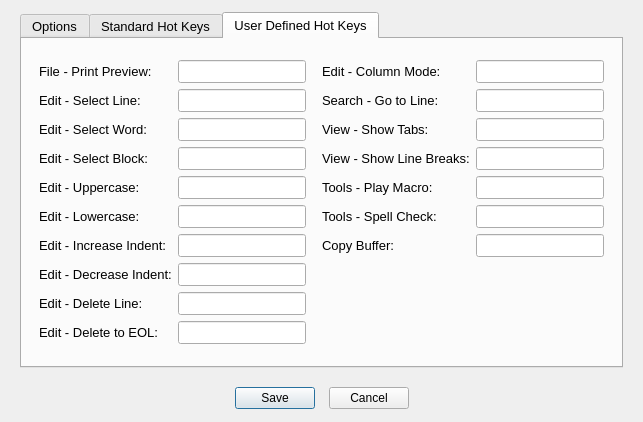
Before: the Qt Designer form forms/dialog_options.ui in copperspice/diamond, drawn with Qt 5.
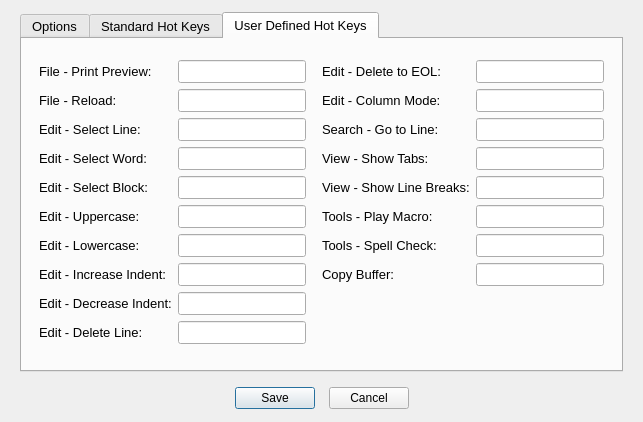
After: the same form once the commit is applied. Custom widgets are drawn as their Qt base class.

Commit message: Fix macros, split window, preset folders, users keys

```diff
--- a/forms/dialog_options.ui
+++ b/forms/dialog_options.ui
@@ -40,7 +40,7 @@
      <property name="sizeHint" stdset="0">
       <size>
        <width>20</width>
-       <height>12</height>
+       <height>8</height>
       </size>
      </property>
     </spacer>
@@ -48,7 +48,7 @@
    <item row="2" column="0">
     <layout class="QHBoxLayout" name="horizontalLayout_101">
      <item>
-      <spacer name="horizontalSpacer_100">
+      <spacer name="horizontalSpacer_101">
        <property name="orientation">
         <enum>Qt::Horizontal</enum>
        </property>
@@ -68,7 +68,7 @@
       </widget>
      </item>
      <item>
-      <spacer name="horizontalSpacer_101">
+      <spacer name="horizontalSpacer_102">
        <property name="orientation">
         <enum>Qt::Horizontal</enum>
        </property>
@@ -1121,8 +1121,8 @@
        <string>User Defined Hot Keys</string>
       </attribute>
       <layout class="QGridLayout" name="gridLayout_3">
-       <item row="4" column="0">
-        <spacer name="horizontalSpacer_31">
+       <item row="7" column="6">
+        <spacer name="horizontalSpacer_33">
          <property name="orientation">
           <enum>Qt::Horizontal</enum>
          </property>
@@ -1137,53 +1137,89 @@
          </property>
         </spacer>
        </item>
-       <item row="3" column="2">
-        <widget class="KeyLineEdit" name="key_selectLine">
-         <property name="minimumSize">
+       <item row="0" column="4">
+        <spacer name="verticalSpacer_31">
+         <property name="orientation">
+          <enum>Qt::Vertical</enum>
+         </property>
+         <property name="sizeType">
+          <enum>QSizePolicy::Fixed</enum>
+         </property>
+         <property name="sizeHint" stdset="0">
           <size>
-           <width>120</width>
-           <height>0</height>
+           <width>20</width>
+           <height>12</height>
           </size>
          </property>
+        </spacer>
+       </item>
+       <item row="1" column="4">
+        <widget class="QLabel" name="label_18">
          <property name="font">
           <font>
            <pointsize>10</pointsize>
           </font>
          </property>
+         <property name="text">
+          <string>Edit - Delete to EOL:</string>
+         </property>
         </widget>
        </item>
-       <item row="3" column="1">
-        <widget class="QLabel" name="label_41">
+       <item row="7" column="5">
+        <widget class="KeyLineEdit" name="key_show_Breaks">
+         <property name="minimumSize">
+          <size>
+           <width>120</width>
+           <height>0</height>
+          </size>
+         </property>
          <property name="font">
           <font>
            <pointsize>10</pointsize>
           </font>
          </property>
+        </widget>
+       </item>
+       <item row="7" column="4">
+        <widget class="QLabel" name="label_40">
          <property name="text">
-          <string>Edit - Select Line:</string>
+          <string>View - Show Line Breaks:</string>
          </property>
         </widget>
        </item>
-       <item row="1" column="1">
-        <widget class="QLabel" name="label_7">
+       <item row="6" column="5">
+        <widget class="KeyLineEdit" name="key_show_Spaces">
+         <property name="minimumSize">
+          <size>
+           <width>120</width>
+           <height>0</height>
+          </size>
+         </property>
          <property name="font">
           <font>
            <pointsize>10</pointsize>
           </font>
          </property>
-         <property name="text">
-          <string>File - Print Preview:</string>
+        </widget>
+       </item>
+       <item row="8" column="5">
+        <widget class="KeyLineEdit" name="key_macroPlay">
+         <property name="minimumSize">
+          <size>
+           <width>120</width>
+           <height>0</height>
+          </size>
          </property>
         </widget>
        </item>
-       <item row="4" column="4">
+       <item row="6" column="4">
         <widget class="QLabel" name="label_39">
          <property name="text">
           <string>View - Show Tabs:</string>
          </property>
         </widget>
        </item>
-       <item row="3" column="4">
+       <item row="4" column="4">
         <widget class="QLabel" name="label_9">
          <property name="font">
           <font>
@@ -1195,54 +1231,24 @@
          </property>
         </widget>
        </item>
-       <item row="0" column="4">
-        <spacer name="verticalSpacer_31">
-         <property name="orientation">
-          <enum>Qt::Vertical</enum>
-         </property>
-         <property name="sizeType">
-          <enum>QSizePolicy::Fixed</enum>
-         </property>
-         <property name="sizeHint" stdset="0">
-          <size>
-           <width>20</width>
-           <height>12</height>
-          </size>
-         </property>
-        </spacer>
-       </item>
-       <item row="4" column="1">
-        <widget class="QLabel" name="label_8">
-         <property name="font">
-          <font>
-           <pointsize>10</pointsize>
-          </font>
-         </property>
-         <property name="text">
-          <string>Edit - Select Word:</string>
-         </property>
-        </widget>
-       </item>
-       <item row="1" column="4">
-        <widget class="QLabel" name="label_10">
-         <property name="font">
-          <font>
-           <pointsize>10</pointsize>
-          </font>
-         </property>
-         <property name="text">
-          <string>Edit - Column Mode:</string>
-         </property>
-        </widget>
-       </item>
        <item row="1" column="5">
-        <widget class="KeyLineEdit" name="key_columnMode">
+        <widget class="KeyLineEdit" name="key_deleteEOL">
          <property name="minimumSize">
           <size>
            <width>120</width>
            <height>0</height>
           </size>
          </property>
+        </widget>
+       </item>
+       <item row="4" column="5">
+        <widget class="KeyLineEdit" name="key_goLine">
+         <property name="minimumSize">
+          <size>
+           <width>120</width>
+           <height>0</height>
+          </size>
+         </property>
          <property name="font">
           <font>
            <pointsize>10</pointsize>
@@ -1250,21 +1256,17 @@
          </property>
         </widget>
        </item>
-       <item row="6" column="3">
-        <spacer name="horizontalSpacer_32">
-         <property name="orientation">
-          <enum>Qt::Horizontal</enum>
+       <item row="1" column="1">
+        <widget class="QLabel" name="label_7">
+         <property name="font">
+          <font>
+           <pointsize>10</pointsize>
+          </font>
          </property>
-         <property name="sizeType">
-          <enum>QSizePolicy::Fixed</enum>
+         <property name="text">
+          <string>File - Print Preview:</string>
          </property>
-         <property name="sizeHint" stdset="0">
-          <size>
-           <width>10</width>
-           <height>20</height>
-          </size>
-         </property>
-        </spacer>
+        </widget>
        </item>
        <item row="15" column="4">
         <spacer name="verticalSpacer_30">
@@ -1282,23 +1284,8 @@
          </property>
         </spacer>
        </item>
-       <item row="4" column="2">
-        <widget class="KeyLineEdit" name="key_selectWord">
-         <property name="minimumSize">
-          <size>
-           <width>120</width>
-           <height>0</height>
-          </size>
-         </property>
-         <property name="font">
-          <font>
-           <pointsize>10</pointsize>
-          </font>
-         </property>
-        </widget>
-       </item>
-       <item row="7" column="6">
-        <spacer name="horizontalSpacer_33">
+       <item row="6" column="3">
+        <spacer name="horizontalSpacer_32">
          <property name="orientation">
           <enum>Qt::Horizontal</enum>
          </property>
@@ -1307,7 +1294,7 @@
          </property>
          <property name="sizeHint" stdset="0">
           <size>
-           <width>8</width>
+           <width>10</width>
            <height>20</height>
           </size>
          </property>
@@ -1328,44 +1315,7 @@
          </property>
         </widget>
        </item>
-       <item row="4" column="5">
-        <widget class="KeyLineEdit" name="key_show_Spaces">
-         <property name="minimumSize">
-          <size>
-           <width>120</width>
-           <height>0</height>
-          </size>
-         </property>
-         <property name="font">
-          <font>
-           <pointsize>10</pointsize>
-          </font>
-         </property>
-        </widget>
-       </item>
-       <item row="3" column="5">
-        <widget class="KeyLineEdit" name="key_goLine">
-         <property name="minimumSize">
-          <size>
-           <width>120</width>
-           <height>0</height>
-          </size>
-         </property>
-         <property name="font">
-          <font>
-           <pointsize>10</pointsize>
-          </font>
-         </property>
-        </widget>
-       </item>
-       <item row="6" column="4">
-        <widget class="QLabel" name="label_40">
-         <property name="text">
-          <string>View - Show Line Breaks:</string>
-         </property>
-        </widget>
-       </item>
-       <item row="7" column="4">
+       <item row="8" column="4">
         <widget class="QLabel" name="label_14">
          <property name="font">
           <font>
@@ -1377,20 +1327,39 @@
          </property>
         </widget>
        </item>
-       <item row="8" column="4">
-        <widget class="QLabel" name="label_15">
+       <item row="4" column="0">
+        <spacer name="horizontalSpacer_31">
+         <property name="orientation">
+          <enum>Qt::Horizontal</enum>
+         </property>
+         <property name="sizeType">
+          <enum>QSizePolicy::Fixed</enum>
+         </property>
+         <property name="sizeHint" stdset="0">
+          <size>
+           <width>8</width>
+           <height>20</height>
+          </size>
+         </property>
+        </spacer>
+       </item>
+       <item row="13" column="2">
+        <widget class="KeyLineEdit" name="key_indentDecr">
+         <property name="minimumSize">
+          <size>
+           <width>120</width>
+           <height>0</height>
+          </size>
+         </property>
          <property name="font">
           <font>
            <pointsize>10</pointsize>
           </font>
          </property>
-         <property name="text">
-          <string>Tools - Spell Check:</string>
-         </property>
         </widget>
        </item>
-       <item row="6" column="5">
-        <widget class="KeyLineEdit" name="key_show_Breaks">
+       <item row="8" column="2">
+        <widget class="KeyLineEdit" name="key_upper">
          <property name="minimumSize">
           <size>
            <width>120</width>
@@ -1404,51 +1373,64 @@
          </property>
         </widget>
        </item>
-       <item row="7" column="5">
-        <widget class="KeyLineEdit" name="key_macroPlay">
+       <item row="7" column="2">
+        <widget class="KeyLineEdit" name="key_selectBlock">
          <property name="minimumSize">
           <size>
            <width>120</width>
            <height>0</height>
           </size>
          </property>
+         <property name="font">
+          <font>
+           <pointsize>10</pointsize>
+          </font>
+         </property>
         </widget>
        </item>
-       <item row="8" column="5">
-        <widget class="KeyLineEdit" name="key_spellCheck">
+       <item row="6" column="2">
+        <widget class="KeyLineEdit" name="key_selectWord">
          <property name="minimumSize">
           <size>
            <width>120</width>
            <height>0</height>
           </size>
          </property>
+         <property name="font">
+          <font>
+           <pointsize>10</pointsize>
+          </font>
+         </property>
         </widget>
        </item>
-       <item row="6" column="1">
-        <widget class="QLabel" name="label_12">
+       <item row="4" column="2">
+        <widget class="KeyLineEdit" name="key_selectLine">
+         <property name="minimumSize">
+          <size>
+           <width>120</width>
+           <height>0</height>
+          </size>
+         </property>
          <property name="font">
           <font>
            <pointsize>10</pointsize>
           </font>
          </property>
-         <property name="text">
-          <string>Edit - Select Block:</string>
-         </property>
         </widget>
        </item>
-       <item row="7" column="1">
-        <widget class="QLabel" name="label_13">
+       <item row="13" column="1">
+        <widget class="QLabel" name="label_17">
          <property name="font">
           <font>
            <pointsize>10</pointsize>
           </font>
          </property>
          <property name="text">
-          <string>Edit - Uppercase:</string>
+          <string>Edit - Decrease Indent:</string>
          </property>
         </widget>
        </item>
-       <item row="8" column="1">
+       <item row="9" column="1">
         <widget class="QLabel" name="label_11">
          <property name="font">
           <font>
@@ -1460,6 +1442,145 @@
          </property>
         </widget>
        </item>
+       <item row="8" column="1">
+        <widget class="QLabel" name="label_13">
+         <property name="font">
+          <font>
+           <pointsize>10</pointsize>
+          </font>
+         </property>
+         <property name="text">
+          <string>Edit - Uppercase:</string>
+         </property>
+        </widget>
+       </item>
+       <item row="7" column="1">
+        <widget class="QLabel" name="label_12">
+         <property name="font">
+          <font>
+           <pointsize>10</pointsize>
+          </font>
+         </property>
+         <property name="text">
+          <string>Edit - Select Block:</string>
+         </property>
+        </widget>
+       </item>
+       <item row="6" column="1">
+        <widget class="QLabel" name="label_8">
+         <property name="font">
+          <font>
+           <pointsize>10</pointsize>
+          </font>
+         </property>
+         <property name="text">
+          <string>Edit - Select Word:</string>
+         </property>
+        </widget>
+       </item>
+       <item row="4" column="1">
+        <widget class="QLabel" name="label_41">
+         <property name="font">
+          <font>
+           <pointsize>10</pointsize>
+          </font>
+         </property>
+         <property name="text">
+          <string>Edit - Select Line:</string>
+         </property>
+        </widget>
+       </item>
+       <item row="2" column="2">
+        <widget class="KeyLineEdit" name="key_reload">
+         <property name="minimumSize">
+          <size>
+           <width>120</width>
+           <height>0</height>
+          </size>
+         </property>
+        </widget>
+       </item>
+       <item row="2" column="1">
+        <widget class="QLabel" name="label_43">
+         <property name="text">
+          <string>File - Reload:</string>
+         </property>
+        </widget>
+       </item>
+       <item row="2" column="4">
+        <widget class="QLabel" name="label_10">
+         <property name="font">
+          <font>
+           <pointsize>10</pointsize>
+          </font>
+         </property>
+         <property name="text">
+          <string>Edit - Column Mode:</string>
+         </property>
+        </widget>
+       </item>
+       <item row="2" column="5">
+        <widget class="KeyLineEdit" name="key_columnMode">
+         <property name="minimumSize">
+          <size>
+           <width>120</width>
+           <height>0</height>
+          </size>
+         </property>
+         <property name="font">
+          <font>
+           <pointsize>10</pointsize>
+          </font>
+         </property>
+        </widget>
+       </item>
+       <item row="9" column="2">
+        <widget class="KeyLineEdit" name="key_lower">
+         <property name="minimumSize">
+          <size>
+           <width>120</width>
+           <height>0</height>
+          </size>
+         </property>
+         <property name="font">
+          <font>
+           <pointsize>10</pointsize>
+          </font>
+         </property>
+        </widget>
+       </item>
+       <item row="9" column="5">
+        <widget class="KeyLineEdit" name="key_spellCheck">
+         <property name="minimumSize">
+          <size>
+           <width>120</width>
+           <height>0</height>
+          </size>
+         </property>
+        </widget>
+       </item>
+       <item row="10" column="5">
+        <widget class="KeyLineEdit" name="key_copyBuffer"/>
+       </item>
+       <item row="9" column="4">
+        <widget class="QLabel" name="label_15">
+         <property name="font">
+          <font>
+           <pointsize>10</pointsize>
+          </font>
+         </property>
+         <property name="text">
+          <string>Tools - Spell Check:</string>
+         </property>
+        </widget>
+       </item>
+       <item row="10" column="4">
+        <widget class="QLabel" name="label_42">
+         <property name="text">
+          <string>Copy Buffer:</string>
+         </property>
+        </widget>
+       </item>
        <item row="10" column="1">
         <widget class="QLabel" name="label_16">
          <property name="font">
@@ -1472,87 +1593,6 @@
          </property>
         </widget>
        </item>
-       <item row="11" column="1">
-        <widget class="QLabel" name="label_17">
-         <property name="font">
-          <font>
-           <pointsize>10</pointsize>
-          </font>
-         </property>
-         <property name="text">
-          <string>Edit - Decrease Indent:</string>
-         </property>
-        </widget>
-       </item>
-       <item row="12" column="1">
-        <widget class="QLabel" name="label_20">
-         <property name="font">
-          <font>
-           <pointsize>10</pointsize>
-          </font>
-         </property>
-         <property name="text">
-          <string>Edit - Delete Line:</string>
-         </property>
-        </widget>
-       </item>
-       <item row="13" column="1">
-        <widget class="QLabel" name="label_18">
-         <property name="font">
-          <font>
-           <pointsize>10</pointsize>
-          </font>
-         </property>
-         <property name="text">
-          <string>Edit - Delete to EOL:</string>
-         </property>
-        </widget>
-       </item>
-       <item row="6" column="2">
-        <widget class="KeyLineEdit" name="key_selectBlock">
-         <property name="minimumSize">
-          <size>
-           <width>120</width>
-           <height>0</height>
-          </size>
-         </property>
-         <property name="font">
-          <font>
-           <pointsize>10</pointsize>
-          </font>
-         </property>
-        </widget>
-       </item>
-       <item row="7" column="2">
-        <widget class="KeyLineEdit" name="key_upper">
-         <property name="minimumSize">
-          <size>
-           <width>120</width>
-           <height>0</height>
-          </size>
-         </property>
-         <property name="font">
-          <font>
-           <pointsize>10</pointsize>
-          </font>
-         </property>
-        </widget>
-       </item>
-       <item row="8" column="2">
-        <widget class="KeyLineEdit" name="key_lower">
-         <property name="minimumSize">
-          <size>
-           <width>120</width>
-           <height>0</height>
-          </size>
-         </property>
-         <property name="font">
-          <font>
-           <pointsize>10</pointsize>
-          </font>
-         </property>
-        </widget>
-       </item>
        <item row="10" column="2">
         <widget class="KeyLineEdit" name="key_indentIncr">
          <property name="minimumSize">
@@ -1568,22 +1608,7 @@
          </property>
         </widget>
        </item>
-       <item row="11" column="2">
-        <widget class="KeyLineEdit" name="key_indentDecr">
-         <property name="minimumSize">
-          <size>
-           <width>120</width>
-           <height>0</height>
-          </size>
-         </property>
-         <property name="font">
-          <font>
-           <pointsize>10</pointsize>
-          </font>
-         </property>
-        </widget>
-       </item>
-       <item row="12" column="2">
+       <item row="14" column="2">
         <widget class="KeyLineEdit" name="key_deleteLine">
          <property name="minimumSize">
           <size>
@@ -1593,26 +1618,18 @@
          </property>
         </widget>
        </item>
-       <item row="13" column="2">
-        <widget class="KeyLineEdit" name="key_deleteEOL">
-         <property name="minimumSize">
-          <size>
-           <width>120</width>
-           <height>0</height>
-          </size>
+       <item row="14" column="1">
+        <widget class="QLabel" name="label_20">
+         <property name="font">
+          <font>
+           <pointsize>10</pointsize>
+          </font>
          </property>
-        </widget>
-       </item>
-       <item row="10" column="4">
-        <widget class="QLabel" name="label_42">
          <property name="text">
-          <string>Copy Buffer:</string>
+          <string>Edit - Delete Line:</string>
          </property>
         </widget>
        </item>
-       <item row="10" column="5">
-        <widget class="KeyLineEdit" name="key_copyBuffer"/>
-       </item>
       </layout>
      </widget>
     </widget>
```
Left out of the diff: 1 changed line with no effect on the pictures. The commit also changes 27 other files.
